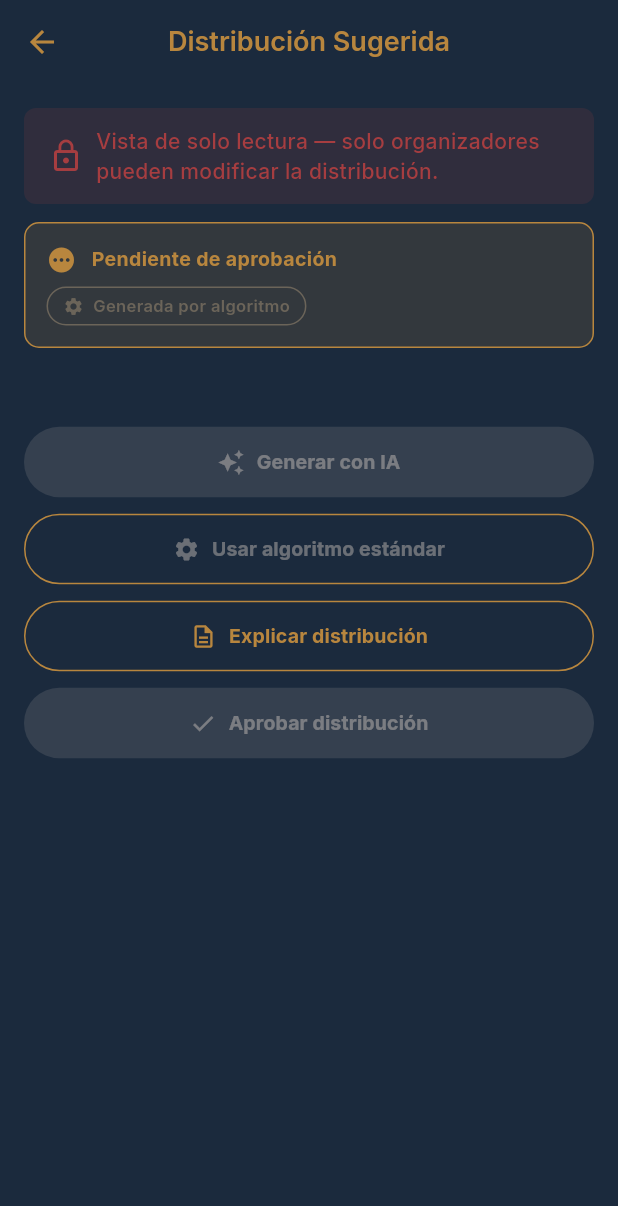
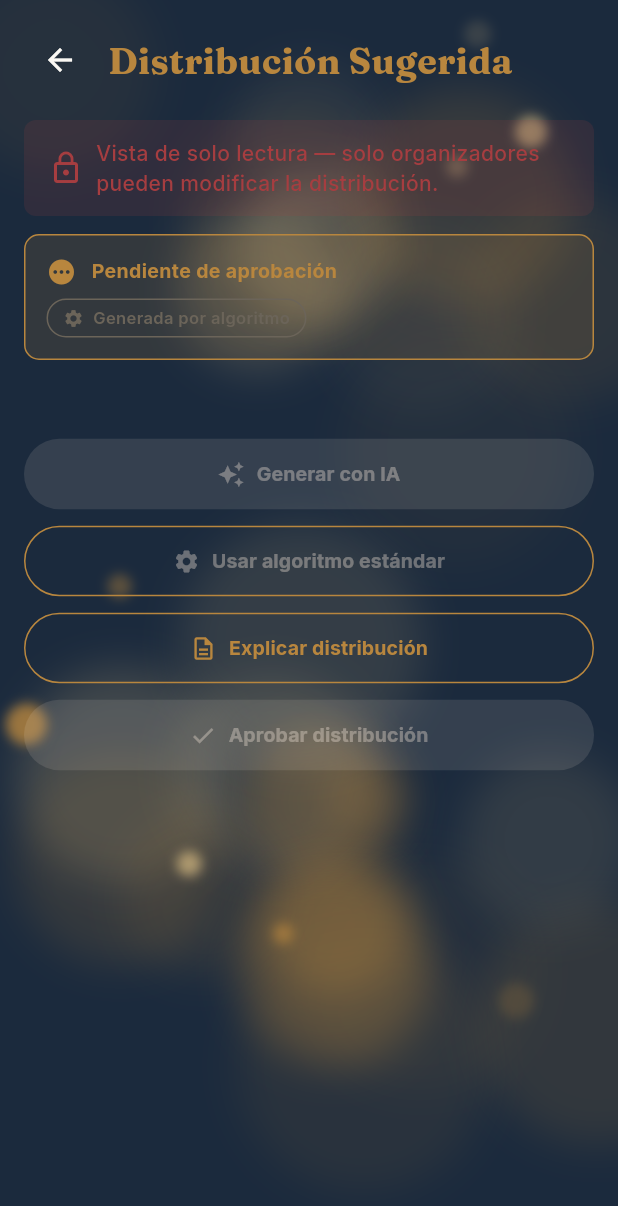
Before and after one commit to ANTONIO30-09/EVENTFLOW-AI, a Flutter app: the SuggestedDistributionScreen screen opened directly with empty values, on a phone screen of 412 x 824 dp. Shown: the top 1206 px of the screen. Run offline on Flutter 3.47's test engine with Material 3 defaults, Android fonts, the light colour scheme and no system bars; our stand-ins replace cloud_firestore, firebase_auth, firebase_core, google_fonts; missing offline and left inert: mobile_scanner; accounts and stored records are empty.

Commit message:
feat: rediseno visual T1 distribucion sugerida con GlassCard y header custom

```diff
--- a/lib/screens/distribution/suggested_distribution_screen.dart
+++ b/lib/screens/distribution/suggested_distribution_screen.dart
@@ -10,6 +10,7 @@ import '../../data/services/ai_explanation_service.dart';
 import '../../data/services/ai_seating_service.dart';
 import '../../data/models/user_model.dart';
 import '../../data/services/auth_service.dart';
+import '../../widgets/glass_card.dart';
 
 class SuggestedDistributionScreen extends StatefulWidget {
   final String eventId;
@@ -552,18 +553,18 @@ class _SuggestedDistributionScreenState
       margin: const EdgeInsets.only(bottom: 12),
       padding: const EdgeInsets.symmetric(horizontal: 16, vertical: 12),
       decoration: BoxDecoration(
-        color: const Color(0xFFA63D40).withValues(alpha: 0.15),
+        color: AppColors.alertaLadrillo.withValues(alpha: 0.15),
         borderRadius: BorderRadius.circular(8),
       ),
-      child: Row(
-        children: const [
-          Icon(Icons.lock_outline, color: Color(0xFFA63D40)),
+      child: const Row(
+        children: [
+          Icon(Icons.lock_outline, color: AppColors.alertaLadrillo),
           SizedBox(width: 8),
           Expanded(
             child: Text(
               'Vista de solo lectura — solo organizadores pueden modificar la distribución.',
               style: TextStyle(
-                color: Color(0xFFA63D40),
+                color: AppColors.alertaLadrillo,
                 fontWeight: FontWeight.w500,
               ),
             ),
@@ -576,9 +577,42 @@ class _SuggestedDistributionScreenState
   @override
   Widget build(BuildContext context) {
     return Scaffold(
-      backgroundColor: AppColors.fondoAzulNoche,
-      appBar: AppBar(title: const Text('Distribución Sugerida')),
-      body: _buildBody(),
+      backgroundColor: Colors.transparent,
+      body: SafeArea(
+        child: Column(
+          children: [
+            Padding(
+              padding: const EdgeInsets.fromLTRB(16, 16, 16, 0),
+              child: Row(
+                children: [
+                  IconButton(
+                    icon: const Icon(
+                      Icons.arrow_back,
+                      color: AppColors.superficiePorcelana,
+                    ),
+                    onPressed: () => Navigator.pop(context),
+                  ),
+                  const SizedBox(width: 8),
+                  Expanded(
+                    child: Text(
+                      'Distribución Sugerida',
+                      style: GoogleFonts.fraunces(
+                        fontSize: 24,
+                        fontWeight: FontWeight.w700,
+                        color: AppColors.acentoBronce,
+                      ),
+                      overflow: TextOverflow.ellipsis,
+                    ),
+                  ),
+                ],
+              ),
+            ),
+            Expanded(
+              child: _buildBody(),
+            ),
+          ],
+        ),
+      ),
     );
   }
 
@@ -616,16 +650,10 @@ class _SuggestedDistributionScreenState
           ),
         const SizedBox(height: 16),
         ...dist.assignments.map((a) {
-          return Container(
-            margin: const EdgeInsets.only(bottom: 14),
-            decoration: BoxDecoration(
-              color: AppColors.superficiePorcelana,
-              borderRadius: BorderRadius.circular(8),
-              border: const Border(
-                left: BorderSide(color: AppColors.acentoBronce, width: 4),
-              ),
-            ),
-            padding: const EdgeInsets.all(14),
+          return Padding(
+            padding: const EdgeInsets.only(bottom: 14),
+            child: GlassCard(
+              padding: const EdgeInsets.all(16),
               child: Column(
                 crossAxisAlignment: CrossAxisAlignment.start,
                 children: [
@@ -634,15 +662,17 @@ class _SuggestedDistributionScreenState
                     style: GoogleFonts.fraunces(
                       fontSize: 20,
                       fontWeight: FontWeight.w700,
-                    color: AppColors.fondoAzulNoche,
+                      color: AppColors.acentoBronce,
                     ),
                   ),
-                const SizedBox(height: 10),
+                  const SizedBox(height: 12),
                   if (a.guests.isEmpty)
                     Text(
                       'Sin invitados asignados',
                       style: GoogleFonts.inter(
-                      color: AppColors.textoSecundarioGris,
+                        color: AppColors.superficiePorcelana.withValues(
+                          alpha: 0.6,
+                        ),
                         fontSize: 13,
                       ),
                     )
@@ -653,13 +683,14 @@ class _SuggestedDistributionScreenState
                             ? () => _openMoveDialog(g, a.tableName)
                             : null,
                         child: Padding(
-                        padding: const EdgeInsets.symmetric(vertical: 6),
+                          padding: const EdgeInsets.symmetric(vertical: 8),
                           child: Row(
                             children: [
-                            const Icon(
+                              Icon(
                                 Icons.person,
                                 size: 18,
-                              color: AppColors.fondoAzulNoche,
+                                color: AppColors.superficiePorcelana
+                                    .withValues(alpha: 0.8),
                               ),
                               const SizedBox(width: 10),
                               Expanded(
@@ -667,11 +698,12 @@ class _SuggestedDistributionScreenState
                                   g,
                                   style: GoogleFonts.inter(
                                     fontSize: 14,
-                                  color: AppColors.fondoAzulNoche,
+                                    color: AppColors.superficiePorcelana,
                                   ),
                                 ),
                               ),
-                            Icon(
+                              if (_puedeEditar)
+                                const Icon(
                                   Icons.edit,
                                   size: 16,
                                   color: AppColors.acentoBronce,
@@ -682,6 +714,7 @@ class _SuggestedDistributionScreenState
                       ),
                     ),
                 ],
+              ),
             ),
           );
         }),
```
Lines whose indentation alone changed are shown as unchanged.
